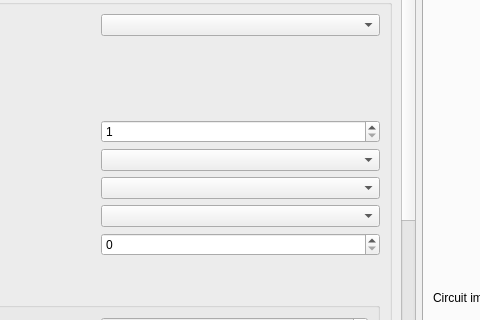
Qt form msrc_gui/mainwindow.ui (dgatf/msrc) before a commit; both pictures show x 215 to 695 and y 81 to 401 of the 1267 by 765 pixel window.
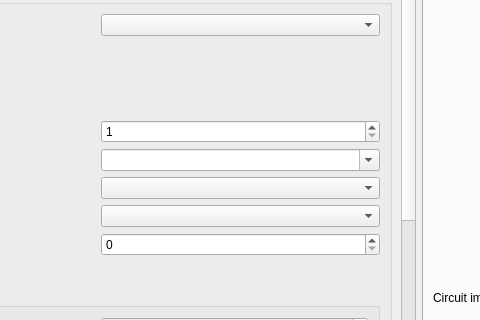
The same form after that commit. Icons and pictures are not drawn.

Commit message: Make serial monitor baudrate editable

```diff
--- a/msrc_gui/mainwindow.ui
+++ b/msrc_gui/mainwindow.ui
@@ -88,7 +88,7 @@
            <property name="geometry">
             <rect>
              <x>0</x>
-             <y>-1328</y>
+             <y>0</y>
              <width>603</width>
              <height>2090</height>
             </rect>
@@ -441,6 +441,9 @@
                  <property name="enabled">
                   <bool>true</bool>
                  </property>
+                 <property name="editable">
+                  <bool>true</bool>
+                 </property>
                 </widget>
                </item>
                <item row="2" column="0">
```
The commit also changes 1 other file.
